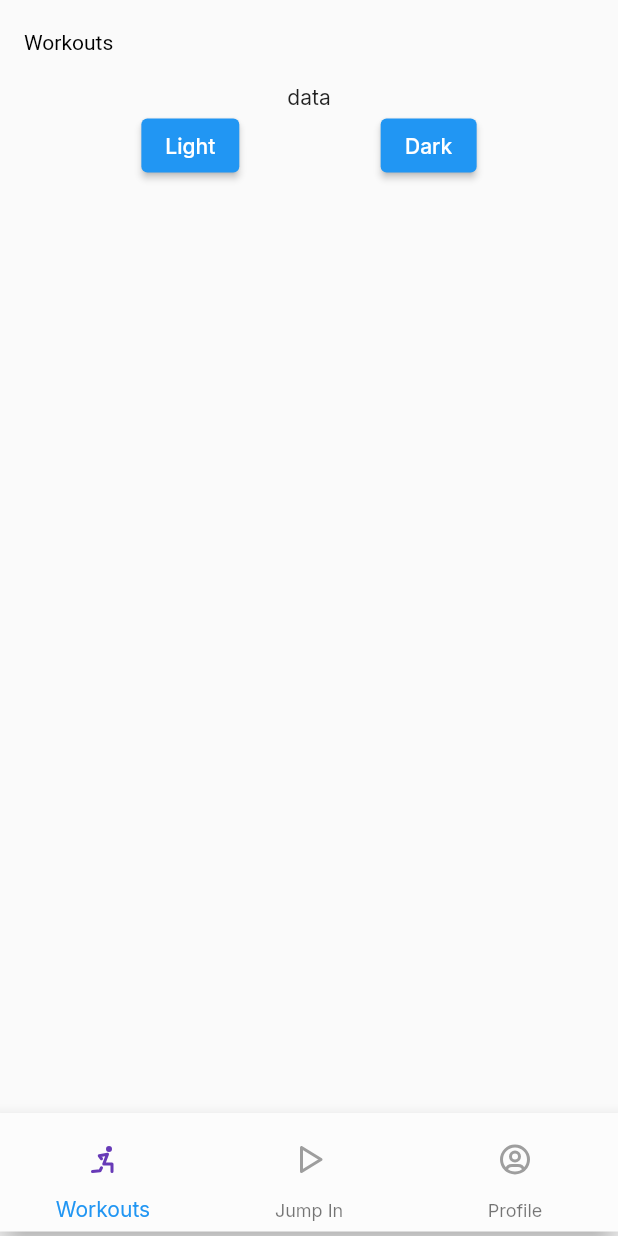
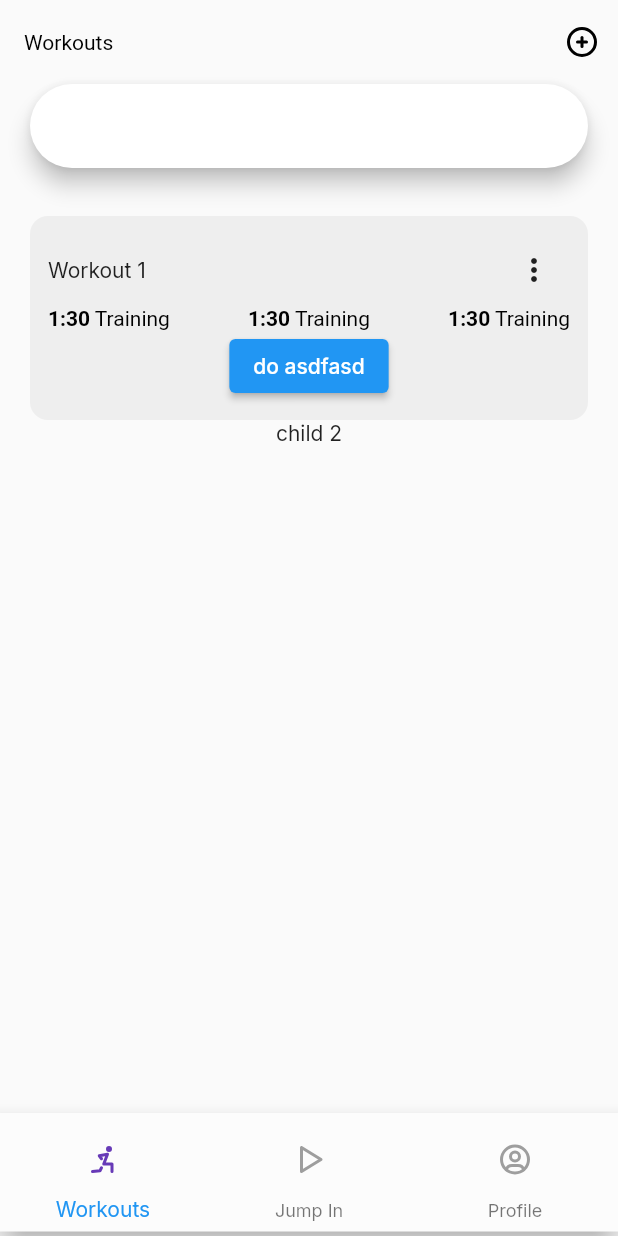
Before and after one commit to NkITaa/interval_timer, a Flutter app: the screen it shows after launch, on a phone screen of 412 x 824 dp. Run offline on Flutter 3.47's test engine with Material 2 defaults, Android fonts, the phone set to English and light mode, and no system bars; our stand-ins replace flutter_tabler_icons, google_fonts; generated files the repository leaves out were written again.

Commit message:
minor changes

```diff
--- /dev/null
+++ b/lib/components/bottom_navbar.dart
@@ -0,0 +1,55 @@
+import 'package:flutter/material.dart';
+import 'package:interval_timer/components/hide_widgets_on_scroll.dart';
+import 'package:flutter_tabler_icons/flutter_tabler_icons.dart';
+import 'package:flutter_gen/gen_l10n/app_localizations.dart';
+
+class BottomNavBar extends StatelessWidget {
+
+  final ScrollController controller;
+  final int screenIndex;
+  final Function(int) onTabTapped;
+
+
+  const BottomNavBar({super.key, required this.controller, required this.screenIndex, required this.onTabTapped});
+
+  @override
+  Widget build(BuildContext context) {
+    return ScrollToHideWidget(
+      controller: controller,
+      child: BottomNavigationBar(
+        items: [
+          BottomNavigationBarItem(
+              icon: IconButton(
+                  onPressed: () => onTabTapped(0),
+                  icon: Icon(
+                    TablerIcons.stretching,
+                    color: screenIndex == 0 ? Colors.deepPurple : Colors.grey,
+                  )),
+              label: AppLocalizations.of(context)!.title_workouts),
+          BottomNavigationBarItem(
+              icon: IconButton(
+                  onPressed: () => onTabTapped(1),
+                  icon: Icon(
+                    TablerIcons.player_play,
+                    color: screenIndex == 1 ? Colors.deepPurple : Colors.grey,
+                  )),
+              label: AppLocalizations.of(context)!.title_jump_in),
+          BottomNavigationBarItem(
+            icon: Column(
+              children: [
+                IconButton(
+                    onPressed: () => onTabTapped(2),
+                    icon: Icon(
+                      TablerIcons.user_circle,
+                      color:
+                      screenIndex == 2 ? Colors.deepPurple : Colors.grey,
+                    )),
+              ],
+            ),
+            label: AppLocalizations.of(context)!.title_profile,
+          ),
+        ],
+      ),
+    );
+  }
+}
--- a/lib/main.dart
+++ b/lib/main.dart
@@ -1,4 +1,3 @@
-import 'package:flutter/cupertino.dart';
 import 'package:flutter/material.dart';
 import 'package:interval_timer/pages/home.dart';
 import 'package:google_fonts/google_fonts.dart';
@@ -30,12 +29,16 @@ class _MyAppState extends State<MyApp> {
       localizationsDelegates: AppLocalizations.localizationsDelegates,
       supportedLocales: AppLocalizations.supportedLocales,
       theme: ThemeData(
+
         bottomNavigationBarTheme:
             const BottomNavigationBarThemeData(backgroundColor: lightNeutral0),
         appBarTheme: const AppBarTheme(
             backgroundColor: Colors.transparent,
             shadowColor: Colors.transparent,
-            titleTextStyle: TextStyle(color: Colors.black)),
+            titleTextStyle: TextStyle(color: Colors.black),
+            iconTheme: IconThemeData(color: Colors.black),
+            centerTitle: false
+        ),
         textTheme: GoogleFonts.interTextTheme(Theme.of(context).textTheme),
       ),
       darkTheme: ThemeData(
@@ -43,6 +46,8 @@ class _MyAppState extends State<MyApp> {
             const BottomNavigationBarThemeData(backgroundColor: darkNeutral100),
         appBarTheme: const AppBarTheme(
             backgroundColor: Colors.transparent,
+            titleTextStyle: TextStyle(color: Colors.black),
+            centerTitle: false,
             shadowColor: Colors.transparent),
         textTheme: GoogleFonts.interTextTheme(Theme.of(context).textTheme),
       ), // standard dark theme
--- a/lib/pages/home.dart
+++ b/lib/pages/home.dart
@@ -1,10 +1,8 @@
 import 'package:flutter/material.dart';
-import 'package:interval_timer/pages/direct_start.dart';
-import 'package:interval_timer/pages/profile.dart';
-import 'package:interval_timer/pages/workouts.dart';
-import 'package:flutter_tabler_icons/flutter_tabler_icons.dart';
-import 'package:flutter_gen/gen_l10n/app_localizations.dart';
-import '../widgets/hide_widgets_on_scroll.dart';
+import 'package:interval_timer/components/bottom_navbar.dart';
+import 'package:interval_timer/pages/jump_in/jump_in.dart';
+import 'package:interval_timer/pages/profile/profile.dart';
+import 'package:interval_timer/pages/workouts/workouts.dart';
 
 class Home extends StatefulWidget {
   const Home({super.key});
@@ -15,7 +13,7 @@ class Home extends StatefulWidget {
 
 class _HomeState extends State<Home> {
   late ScrollController controller;
-  final List<Widget> screens = const [Workouts(), DirectStart(), Profile()];
+  final List<Widget> screens = const [Workouts(), JumpIn(), Profile()];
   int screenIndex = 0;
 
   @override
@@ -34,49 +32,15 @@ class _HomeState extends State<Home> {
   Widget build(BuildContext context) {
     return Scaffold(
       body: screens[screenIndex],
-      bottomNavigationBar: ScrollToHideWidget(
+      bottomNavigationBar: BottomNavBar(
         controller: controller,
-        child: BottomNavigationBar(
-          items: [
-            BottomNavigationBarItem(
-                icon: IconButton(
-                    onPressed: () => setState(() {
-                          screenIndex = 0;
-                        }),
-                    icon: Icon(
-                      TablerIcons.stretching,
-                      color: screenIndex == 0 ? Colors.deepPurple : Colors.grey,
-                    )),
-                label: AppLocalizations.of(context)!.title_workouts),
-            BottomNavigationBarItem(
-                icon: IconButton(
-                    onPressed: () => setState(() {
-                          screenIndex = 1;
-                        }),
-                    icon: Icon(
-                      TablerIcons.player_play,
-                      color: screenIndex == 1 ? Colors.deepPurple : Colors.grey,
-                    )),
-                label: AppLocalizations.of(context)!.title_jump_in),
-            BottomNavigationBarItem(
-              icon: Column(
-                children: [
-                  IconButton(
-                      onPressed: () => setState(() {
-                            screenIndex = 2;
-                          }),
-                      icon: Icon(
-                        TablerIcons.user_circle,
-                        color:
-                            screenIndex == 2 ? Colors.deepPurple : Colors.grey,
-                      )),
-                ],
-              ),
-              label: AppLocalizations.of(context)!.title_profile,
-            ),
-          ],
-        ),
-      ),
+        screenIndex: screenIndex,
+        onTabTapped: (int index) {
+          setState(() {
+            screenIndex = index;
+          });
+        },
+      )
     );
   }
 }
--- a/lib/pages/profile.dart
+++ /dev/null
@@ -1,14 +0,0 @@
-import 'package:flutter/material.dart';
-import 'package:flutter_gen/gen_l10n/app_localizations.dart';
-
-class Profile extends StatelessWidget {
-  const Profile({super.key});
-
-  @override
-  Widget build(BuildContext context) {
-    return Scaffold(
-      appBar: AppBar(title: Text(AppLocalizations.of(context)!.title_profile),),
-      body: Text("data"),
-    );
-  }
-}
--- a/lib/pages/workouts.dart
+++ b/lib/pages/profile/profile.dart
@@ -1,15 +1,15 @@
 import 'package:flutter/material.dart';
 import 'package:flutter_gen/gen_l10n/app_localizations.dart';
 
-import '../main.dart';
+import '../../main.dart';
 
-class Workouts extends StatelessWidget {
-  const Workouts({super.key});
+class Profile extends StatelessWidget {
+  const Profile({super.key});
 
   @override
   Widget build(BuildContext context) {
     return Scaffold(
-      appBar: AppBar(title: Text(AppLocalizations.of(context)!.title_workouts),),
+      appBar: AppBar(title: Text(AppLocalizations.of(context)!.title_profile),),
       body: Column(
         children: [
           const Text("data"),
@@ -18,10 +18,10 @@ class Workouts extends StatelessWidget {
             children: [
               ElevatedButton(
                   onPressed: () => MyApp.of(context).changeTheme(ThemeMode.light),
-                  child: Text('Light')),
+                  child: const Text('Light')),
               ElevatedButton(
                   onPressed: () => MyApp.of(context).changeTheme(ThemeMode.dark),
-                  child: Text('Dark')),
+                  child: const Text('Dark')),
             ],
           ),
         ],
--- /dev/null
+++ b/lib/pages/workouts/components/workout_list.dart
@@ -0,0 +1,16 @@
+import 'package:flutter/material.dart';
+import 'package:interval_timer/pages/workouts/components/workout_tile.dart';
+
+class WorkoutList extends StatelessWidget {
+  const WorkoutList({super.key});
+
+  @override
+  Widget build(BuildContext context) {
+    return const Column(
+      children: [
+        WorkoutTile(),
+        Text('child 2')
+      ],
+    );
+  }
+}
--- /dev/null
+++ b/lib/pages/workouts/components/workout_tile.dart
@@ -0,0 +1,84 @@
+import 'package:flutter/material.dart';
+
+class WorkoutTile extends StatelessWidget {
+  const WorkoutTile({super.key});
+
+  @override
+  Widget build(BuildContext context) {
+    return Container(
+      padding: const EdgeInsets.all(12.0),
+      decoration: BoxDecoration(
+        color: Colors.grey[200],
+        borderRadius: BorderRadius.circular(12),
+      ),
+      child: Column(
+        children: [
+          Row(
+      mainAxisAlignment: MainAxisAlignment.spaceBetween,
+          children: [
+      const Text('Workout 1'),
+             IconButton(
+              icon: const Icon(Icons.more_vert),
+              onPressed: () {},
+            )
+          ],
+      )
+            , Row(
+              mainAxisAlignment: MainAxisAlignment.spaceBetween,
+              children: [
+                RichText(
+                  text: const TextSpan(
+                    style: TextStyle(
+                      fontSize: 14.0,
+                      color: Colors.black,
+                    ),
+                    children: <TextSpan>[
+                      TextSpan(
+                          text: '1:30',
+                          style: TextStyle(fontWeight: FontWeight.bold)),
+                      TextSpan(text: ' Training'),
+                    ],
+                  ),
+                ),
+                RichText(
+                  text: const TextSpan(
+                    style: TextStyle(
+                      fontSize: 14.0,
+                      color: Colors.black,
+                    ),
+                    children: <TextSpan>[
+                      TextSpan(
+                          text: '1:30',
+                          style: TextStyle(fontWeight: FontWeight.bold)),
+                      TextSpan(text: ' Training'),
+                    ],
+                  ),
+                ),
+
+                RichText(
+                  text: const TextSpan(
+                    style: TextStyle(
+                      fontSize: 14.0,
+                      color: Colors.black,
+                    ),
+                    children: <TextSpan>[
+                      TextSpan(
+                          text: '1:30',
+                          style: TextStyle(fontWeight: FontWeight.bold)),
+                      TextSpan(text: ' Training'),
+                    ],
+                  ),
+                ),
+              ],
+            ),
+          ElevatedButton(
+              onPressed: () {},
+              child: const Text("do asdfasd"),
+              style: ElevatedButton.styleFrom(
+                maximumSize: const Size(300, 50),
+              ))
+        ],
+      ),
+    );
+  }
+}
--- /dev/null
+++ b/lib/pages/workouts/components/workouts_appbar.dart
@@ -0,0 +1,29 @@
+import 'package:flutter/material.dart';
+import 'package:flutter_gen/gen_l10n/app_localizations.dart';
+import 'package:flutter_tabler_icons/flutter_tabler_icons.dart';
+import 'package:interval_timer/components/Dialogs.dart';
+
+class WorkoutsAppbar extends StatelessWidget implements PreferredSizeWidget {
+  const WorkoutsAppbar({super.key});
+
+  @override
+  Widget build(BuildContext context) {
+    return AppBar(
+      title: Text(AppLocalizations.of(context)!.title_workouts),
+      actions: [
+        IconButton(
+          icon: const Icon(TablerIcons.circle_plus),
+          onPressed: () {
+            showDialog(
+              context: context,
+              builder: (BuildContext context) => Dialogs.buildAddWorkoutDialog(context),
+            );
+          },
+        ),
+      ],
+    );
+  }
+
+  @override
+  Size get preferredSize => const Size.fromHeight(kToolbarHeight);
+}
--- /dev/null
+++ b/lib/pages/workouts/workouts.dart
@@ -0,0 +1,24 @@
+import 'package:flutter/material.dart';
+import 'package:interval_timer/pages/workouts/components/workout_list.dart';
+import 'package:interval_timer/pages/workouts/components/workouts_appbar.dart';
+
+class Workouts extends StatelessWidget {
+  const Workouts({super.key});
+
+  @override
+  Widget build(BuildContext context) {
+    return Scaffold(
+        appBar: const WorkoutsAppbar(),
+        body: Container(
+
+          margin: const EdgeInsets.only(left: 20.0, right: 20.0),
+          child: const Wrap(
+            runSpacing: 32,
+            children: [
+              SearchBar(),
+              WorkoutList()
+            ],
+          ),
+        ));
+  }
+}
```
Also changed, not shown: lib/components/Dialogs.dart (added, +24 -0 lines), lib/components/hide_widgets_on_scroll.dart (renamed from lib/widgets/hide_widgets_on_scroll.dart, +3 -7 lines), lib/pages/direct_start.dart (deleted, +0 -14 lines), lib/pages/jump_in/jump_in.dart (added, +16 -0 lines), lib/pages/workouts/components/searchbar.dart (added, +23 -0 lines).
